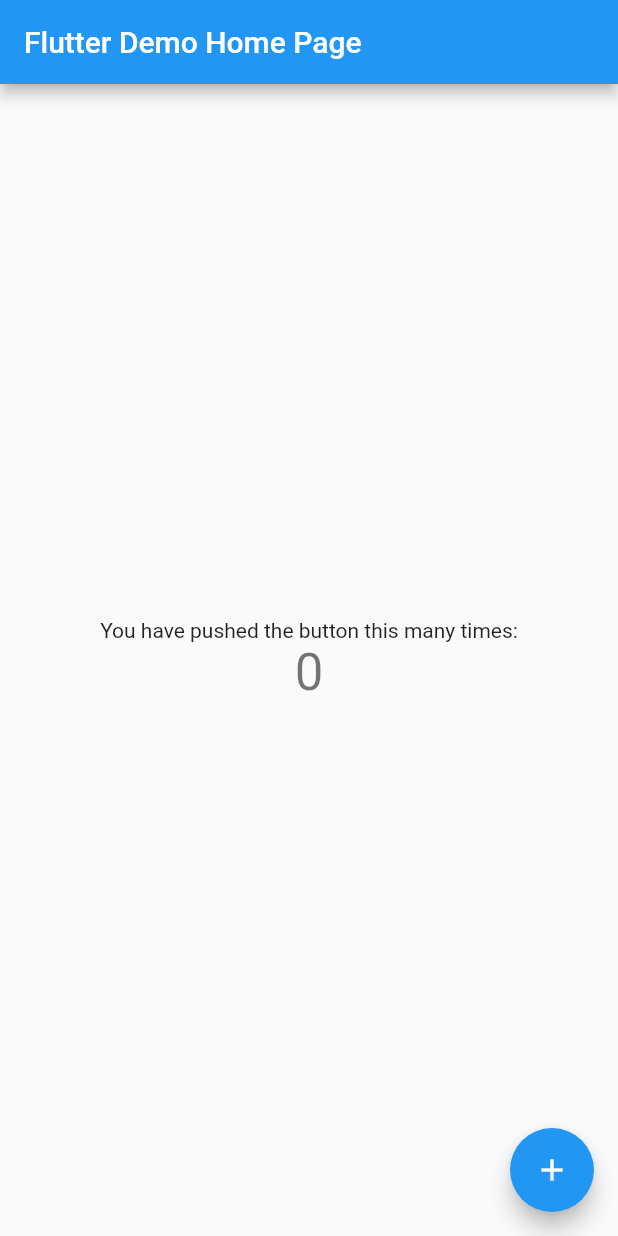
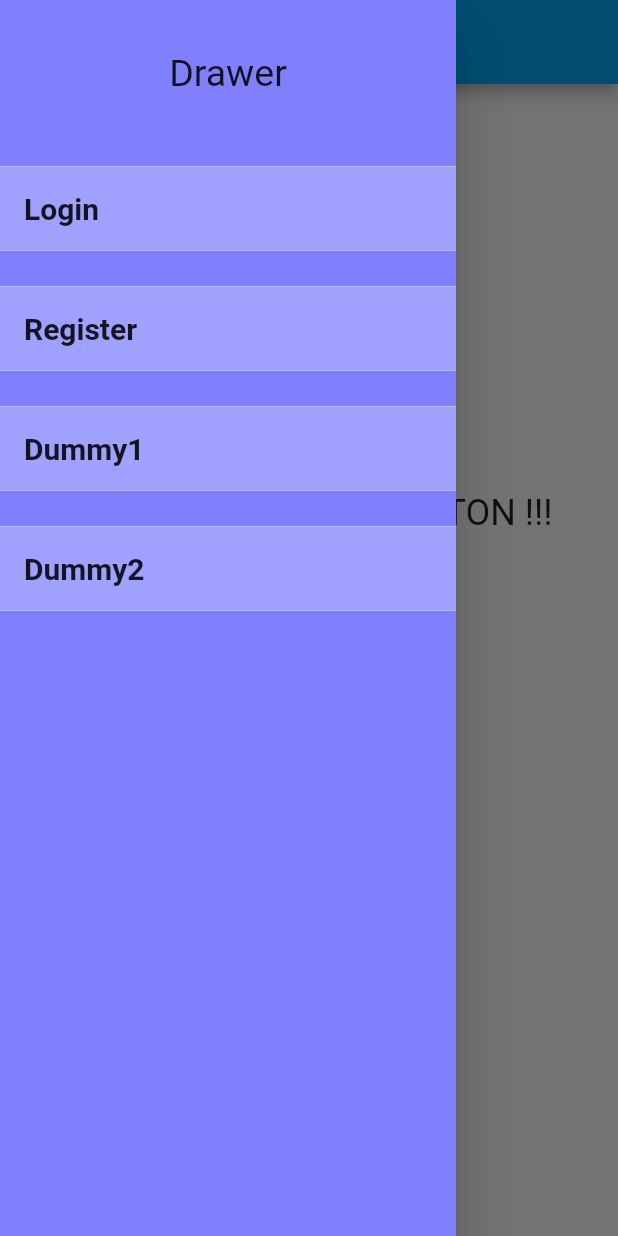
Before and after one commit to MikaSRahwono/covid19_panicbutton_mob, a Flutter app: the screen it shows after launch, with the side drawer open (before the commit the screen has no drawer), on a phone screen of 412 x 824 dp. Run offline on Flutter 3.47's test engine with Material 2 defaults, Android fonts, the phone set to English and light mode, and no system bars; our stand-ins replace shared_preferences; missing offline and left inert: shared_preferences_web; Roboto replaces fonts that are missing (RobotoCondensed).

Commit message:
add home, login, register, logout, drawer. semoga gak error amin

```diff
--- a/lib/main.dart
+++ b/lib/main.dart
@@ -1,113 +1,87 @@
 import 'package:flutter/material.dart';
+import './cookie_request.dart';
+import 'package:provider/provider.dart';
+import 'widgets/drawer.dart';
 
 void main() {
-  runApp(MyApp());
+  runApp(const MyApp());
 }
 
 class MyApp extends StatelessWidget {
+  const MyApp({Key? key}) : super(key: key);
+
   // This widget is the root of your application.
   @override
   Widget build(BuildContext context) {
-    return MaterialApp(
-      title: 'Flutter Demo',
-      theme: ThemeData(
-        // This is the theme of your application.
-        //
-        // Try running your application with "flutter run". You'll see the
-        // application has a blue toolbar. Then, without quitting the app, try
-        // changing the primarySwatch below to Colors.green and then invoke
-        // "hot reload" (press "r" in the console where you ran "flutter run",
-        // or simply save your changes to "hot reload" in a Flutter IDE).
-        // Notice that the counter didn't reset back to zero; the application
-        // is not restarted.
-        primarySwatch: Colors.blue,
+    return Provider(
+      create: (_) {
+        CookieRequest request = CookieRequest();
+
+        return request;
+      },
+      child: MaterialApp(
+        title: 'Covid-19 Panic Button',
+        theme: ThemeData(
+            primarySwatch: Colors.lightBlue,
+            elevatedButtonTheme: ElevatedButtonThemeData(
+                style: ElevatedButton.styleFrom(
+                  primary: Color.fromRGBO(110, 110, 220, 1),
+                  fixedSize: const Size(160, 100),
+                )
+            )
+        ),
+        home: const MyHomePage(title: 'Covid-19 Panic Button'),
       ),
-      home: MyHomePage(title: 'Flutter Demo Home Page'),
     );
   }
 }
 
 class MyHomePage extends StatefulWidget {
-  MyHomePage({Key? key, required this.title}) : super(key: key);
-
-  // This widget is the home page of your application. It is stateful, meaning
-  // that it has a State object (defined below) that contains fields that affect
-  // how it looks.
-
-  // This class is the configuration for the state. It holds the values (in this
-  // case the title) provided by the parent (in this case the App widget) and
-  // used by the build method of the State. Fields in a Widget subclass are
-  // always marked "final".
-
+  const MyHomePage({Key? key, required this.title}) : super(key: key);
   final String title;
 
   @override
-  _MyHomePageState createState() => _MyHomePageState();
+  State<MyHomePage> createState() => _MyHomePageState();
 }
 
 class _MyHomePageState extends State<MyHomePage> {
-  int _counter = 0;
-
-  void _incrementCounter() {
-    setState(() {
-      // This call to setState tells the Flutter framework that something has
-      // changed in this State, which causes it to rerun the build method below
-      // so that the display can reflect the updated values. If we changed
-      // _counter without calling setState(), then the build method would not be
-      // called again, and so nothing would appear to happen.
-      _counter++;
-    });
-  }
-
   @override
   Widget build(BuildContext context) {
-    // This method is rerun every time setState is called, for instance as done
-    // by the _incrementCounter method above.
-    //
-    // The Flutter framework has been optimized to make rerunning build methods
-    // fast, so that you can just rebuild anything that needs updating rather
-    // than having to individually change instances of widgets.
     return Scaffold(
       appBar: AppBar(
-        // Here we take the value from the MyHomePage object that was created by
-        // the App.build method, and use it to set our appbar title.
         title: Text(widget.title),
       ),
+      drawer: MainDrawer(),
       body: Center(
-        // Center is a layout widget. It takes a single child and positions it
-        // in the middle of the parent.
         child: Column(
-          // Column is also a layout widget. It takes a list of children and
-          // arranges them vertically. By default, it sizes itself to fit its
-          // children horizontally, and tries to be as tall as its parent.
-          //
-          // Invoke "debug painting" (press "p" in the console, choose the
-          // "Toggle Debug Paint" action from the Flutter Inspector in Android
-          // Studio, or the "Toggle Debug Paint" command in Visual Studio Code)
-          // to see the wireframe for each widget.
-          //
-          // Column has various properties to control how it sizes itself and
-          // how it positions its children. Here we use mainAxisAlignment to
-          // center the children vertically; the main axis here is the vertical
-          // axis because Columns are vertical (the cross axis would be
-          // horizontal).
           mainAxisAlignment: MainAxisAlignment.center,
           children: <Widget>[
             Text(
-              'You have pushed the button this many times:',
+              '!!! COVID-19 PANIC BUTTON !!!',
+              style: Theme.of(context).textTheme.headline5,
+            ),
+            Padding(
+                padding: const EdgeInsets.all(40),
+                child: ElevatedButton (
+                    child: const Text(
+                      'P',
+                      textAlign: TextAlign.center,
+                      style: TextStyle(
+                        fontWeight: FontWeight.bold,
+                        color: Colors.white,
+                        fontSize: 50,
+                      ),
+                    ),
+                    onPressed: () {}
+                )
             ),
             Text(
-              '$_counter',
-              style: Theme.of(context).textTheme.headline4,
+              'Press the button to continue',
+              style: Theme.of(context).textTheme.bodyText1,
             ),
           ],
         ),
       ),
-      floatingActionButton: FloatingActionButton(
-        onPressed: _incrementCounter,
-        tooltip: 'Increment',
-        child: Icon(Icons.add),
-      ), // This trailing comma makes auto-formatting nicer for build methods.
     );
   }
 }
--- /dev/null
+++ b/lib/widgets/drawer.dart
@@ -0,0 +1,79 @@
+import 'package:flutter/material.dart';
+import '../screens/login.dart';
+import '../screens/register.dart';
+import '../screens/logout.dart';
+import '../cookie_request.dart';
+import 'package:provider/provider.dart';
+
+class MainDrawer extends StatelessWidget {
+  @override
+  Widget build(BuildContext context) {
+    bool isLoggedIn = Provider.of<CookieRequest>(context).loggedIn;
+    return Drawer(
+      child: Container(
+        padding: EdgeInsets.fromLTRB(0, 10, 0, 10),
+        color: Color.fromRGBO(128, 128, 255, 1),
+        child: ListView(
+          children: <Widget> [
+            const SizedBox(height: 24),
+            const Center(
+                child: Text("Drawer", style: TextStyle(fontSize: 25))),
+            const SizedBox(height: 48),
+            buildListTile("Login", !isLoggedIn, () {
+              Navigator.pop(context);
+              Navigator.push(context,
+                  MaterialPageRoute(builder: (context) => LoginScreen())
+                );
+              },
+            ),
+            SizedBox(height: !isLoggedIn ? 24 : 0),
+            buildListTile("Register", !isLoggedIn, () {
+              Navigator.pop(context);
+              Navigator.push(context,
+                  MaterialPageRoute(builder: (context) => RegisterScreen())
+                );
+              },
+            ),
+            SizedBox(height: !isLoggedIn ? 24 : 0),
+            buildListTile("Log Out", isLoggedIn, () {
+              Navigator.pop(context);
+              Navigator.push(context,
+                  MaterialPageRoute(builder: (context) => LogoutScreen())
+                );
+              },
+            ),
+            SizedBox(height: isLoggedIn ? 24 : 0),
+            buildListTile("Dummy1", true, () {
+              Navigator.pop(context);
+            }),
+            const SizedBox(height: 24),
+            buildListTile("Dummy2", true, () {
+              Navigator.pop(context);
+            }),
+          ]
+        )
+      )
+    );
+  }
+
+  Widget buildListTile(String title, bool enableFlag, Function() tapHandler) {
+    if (enableFlag == false) {
+      return SizedBox(height: 0);
+    }
+
+    return Material(
+        child: ListTile(
+          tileColor: Color.fromRGBO(160, 160, 255, 1),
+          title: Text(
+            title,
+            style: TextStyle(
+              fontFamily: 'RobotoCondensed',
+              fontSize: 20,
+              fontWeight: FontWeight.bold,
+            ),
+          ),
+          onTap: tapHandler,
+        )
+    );
+  }
+}
--- a/pubspec.yaml
+++ b/pubspec.yaml
@@ -28,8 +28,11 @@
   # The following adds the Cupertino Icons font to your application.
   # Use with the CupertinoIcons class for iOS style icons.
   cupertino_icons: ^1.0.2
+  provider: ^6.0.1
+  shared_preferences: ^2.0.11
 
 dev_dependencies:
+  http: ^0.13.4
   flutter_test:
     sdk: flutter
 
```
Also changed, not shown: lib/cookie_request.dart (added, +137 -0 lines), lib/generated_plugin_registrant.dart (added, +16 -0 lines), lib/screens/login.dart (added, +117 -0 lines), lib/screens/logout.dart (added, +33 -0 lines), lib/screens/register.dart (added, +141 -0 lines), 3 other files.
